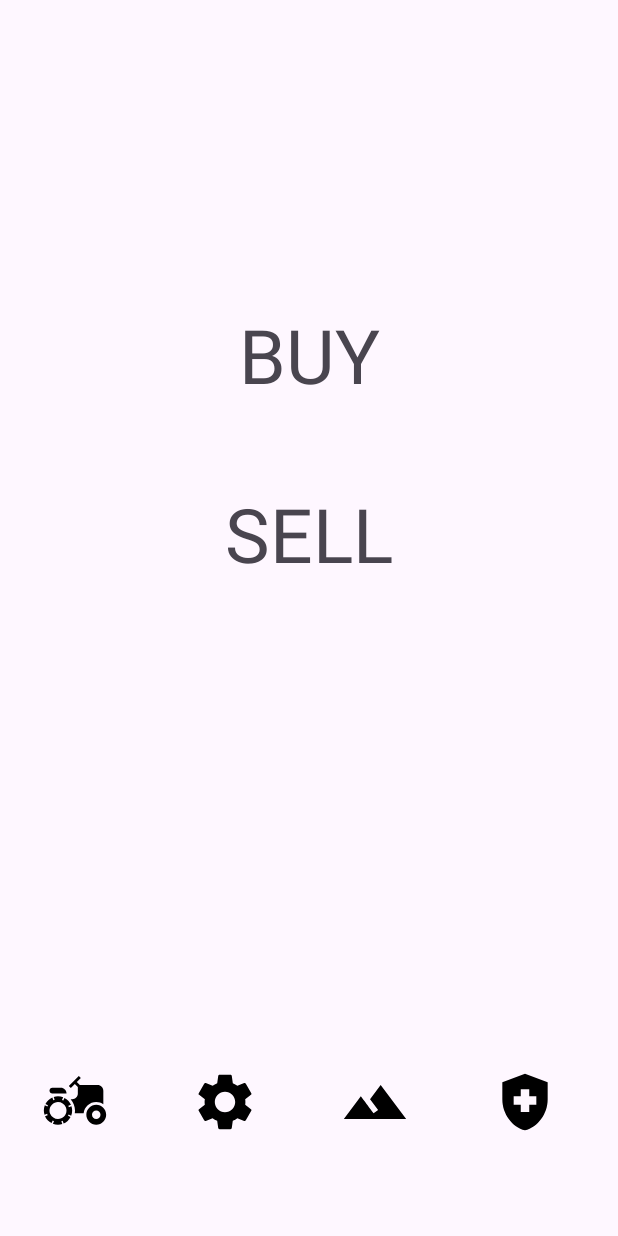
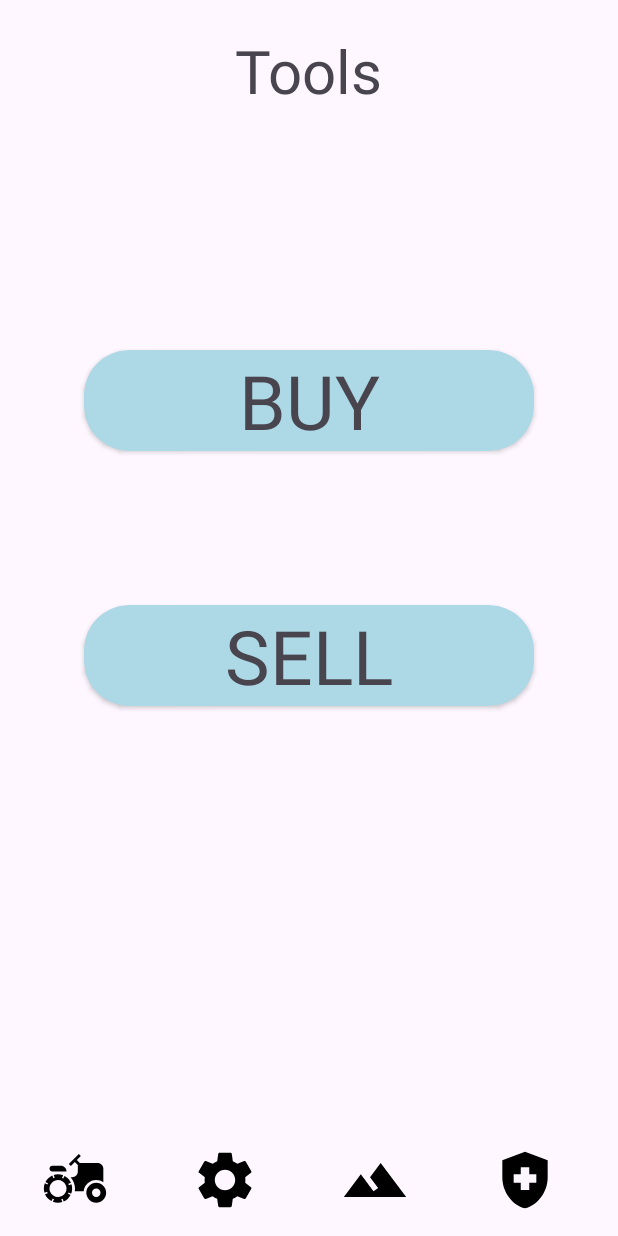
Before and after one commit to labmember003/farmer_companion_bpit, an Android app: the ToolsActivity screen opened directly, with no data from a screen before it, on a phone screen of 412 x 824 dp. Run offline under Robolectric (Android 15) with nearby library versions, the phone set to English and light mode, and no system bars.

Commit message:
tools activity fixed

```diff
--- a/app/src/main/res/layout/activity_tools.xml
+++ b/app/src/main/res/layout/activity_tools.xml
@@ -6,55 +6,78 @@
     android:layout_height="match_parent"
     tools:context=".ToolsActivity">
 
+    <LinearLayout
+        android:layout_width="wrap_content"
+        android:layout_height="wrap_content"
+        app:layout_constraintTop_toTopOf="parent"
+        app:layout_constraintStart_toStartOf="parent"
+        android:padding="20dp"
+        app:layout_constraintEnd_toEndOf="parent"
+        >
+        <TextView
+            android:layout_width="wrap_content"
+            android:layout_height="wrap_content"
+            android:text="Tools"
+            android:textSize="40dp"
+            />
 
-    <LinearLayout
-        android:layout_marginTop="150dp"
-        android:id="@+id/ll1"
-        android:layout_width="match_parent"
+
+
+
+    </LinearLayout>
+    <androidx.cardview.widget.CardView
+        android:layout_marginTop="130dp"
+        android:id="@+id/cv11"
+        app:cardCornerRadius="30dp"
+        android:layout_width="wrap_content"
         android:layout_height="wrap_content"
-        android:orientation="horizontal"
-        app:layout_constraintBottom_toTopOf="@+id/ll2"
+        android:backgroundTint="#ADD8E6"
+        app:layout_constraintBottom_toTopOf="@+id/cv22"
         app:layout_constraintEnd_toEndOf="parent"
-        app:layout_constraintHorizontal_bias="0.5"
         app:layout_constraintStart_toStartOf="parent"
         app:layout_constraintTop_toTopOf="parent">
 
         <TextView
             android:id="@+id/tv1"
-            android:layout_width="match_parent"
-            android:layout_height="match_parent"
-            android:gravity="center_horizontal"
+            android:layout_width="300dp"
+            android:layout_height="wrap_content"
             android:text="BUY"
+            android:textAlignment="center"
             android:textSize="50dp" />
-    </LinearLayout>
 
-    <LinearLayout
-        android:id="@+id/ll2"
-        android:layout_width="match_parent"
+
+    </androidx.cardview.widget.CardView>
+
+    <androidx.cardview.widget.CardView
+        android:id="@+id/cv22"
+        android:layout_width="wrap_content"
         android:layout_height="wrap_content"
-        android:orientation="horizontal"
+        app:cardCornerRadius="30dp"
+        android:layout_marginTop="110dp"
+        android:backgroundTint="#ADD8E6"
         app:layout_constraintBottom_toTopOf="@+id/linearLayout3"
         app:layout_constraintEnd_toEndOf="parent"
-        app:layout_constraintHorizontal_bias="0.5"
         app:layout_constraintStart_toStartOf="parent"
-        app:layout_constraintTop_toBottomOf="@+id/ll1">
+        app:layout_constraintTop_toTopOf="parent">
 
         <TextView
             android:id="@+id/tv2"
-            android:layout_width="match_parent"
-            android:layout_height="match_parent"
-            android:gravity="center_horizontal"
+            android:layout_width="300dp"
+            android:layout_height="wrap_content"
             android:text="SELL"
+            android:textAlignment="center"
             android:textSize="50dp" />
-    </LinearLayout>
+
+
+    </androidx.cardview.widget.CardView>
 
     <LinearLayout
+
         android:id="@+id/linearLayout3"
         android:layout_marginTop="270dp"
         android:layout_width="match_parent"
         android:layout_height="60dp"
         app:layout_constraintBottom_toBottomOf="parent"
-        app:layout_constraintTop_toBottomOf="@+id/ll2"
         >
         <ImageView
             android:id="@+id/nv1"
--- a/app/src/main/res/layout/activity_tools_test.xml
+++ b/app/src/main/res/layout/activity_tools_test.xml
@@ -38,6 +38,7 @@
         app:layout_constraintTop_toTopOf="parent">
 
         <TextView
+            android:id="@+id/tv1"
             android:layout_width="300dp"
             android:layout_height="wrap_content"
             android:text="BUY"
@@ -60,6 +61,7 @@
         app:layout_constraintTop_toTopOf="parent">
 
         <TextView
+            android:id="@+id/tv2"
             android:layout_width="300dp"
             android:layout_height="wrap_content"
             android:text="SELL"
```
Lines whose indentation alone changed are shown as unchanged.
